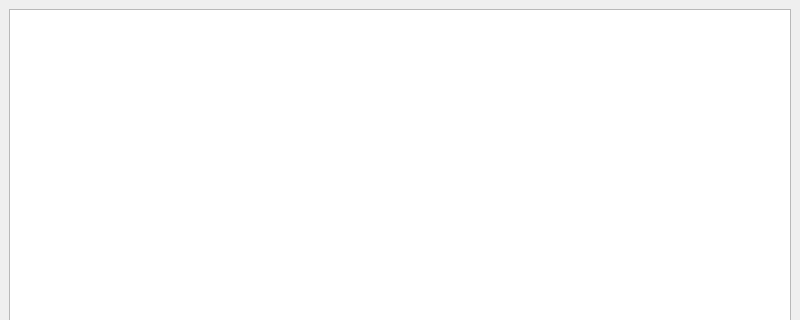
First picture: the form in ui/mainwindow.ui, repository nayouta/WBSignalDetectWidgetDll, before the edit; both pictures show x 0 to 800 and y 0 to 320 of the 800 by 600 pixel window.
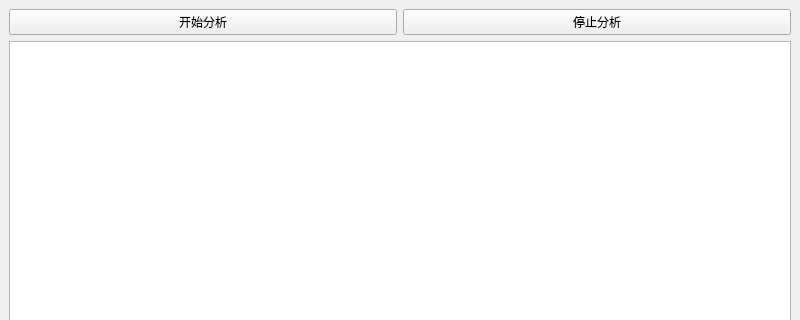
Second picture: the form after the edit. Custom widgets are drawn as their Qt base class.

Commit message: 手动增加了涵哥进行过的修改量，增加了设置典型频点相关逻辑，需要增加开始分析以及停止分析时相关的逻辑，以及频点计算方法包括表格生成方法进行调整

What changed in the file:
```diff
--- a/ui/mainwindow.ui
+++ b/ui/mainwindow.ui
@@ -16,6 +16,24 @@
   <widget class="QWidget" name="centralwidget">
    <layout class="QGridLayout" name="gridLayout">
     <item row="0" column="0">
+     <layout class="QHBoxLayout" name="horizontalLayout">
+      <item>
+       <widget class="QPushButton" name="pushButton_StartDetect">
+        <property name="text">
+         <string>开始分析</string>
+        </property>
+       </widget>
+      </item>
+      <item>
+       <widget class="QPushButton" name="pushButton_StopDetect">
+        <property name="text">
+         <string>停止分析</string>
+        </property>
+       </widget>
+      </item>
+     </layout>
+    </item>
+    <item row="1" column="0">
      <widget class="SignalDetectTableView" name="tableView"/>
     </item>
    </layout>
```
The commit also changes 17 other files.
